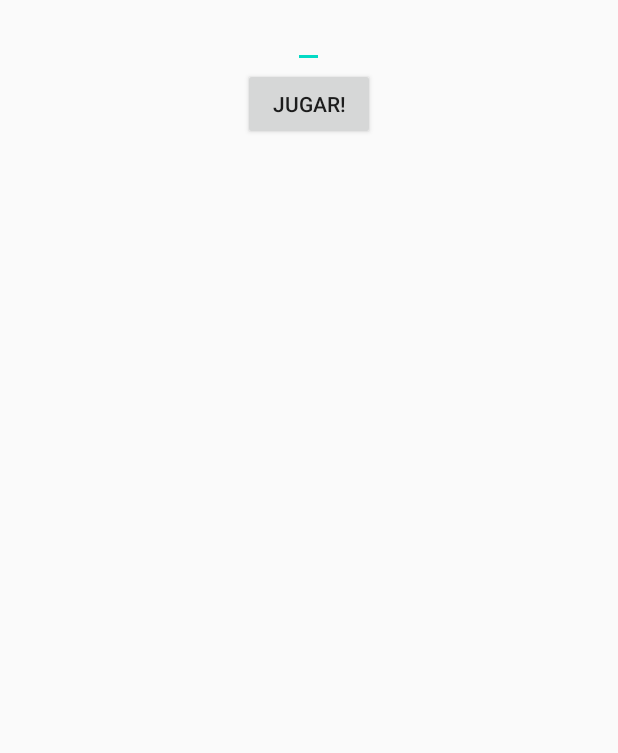
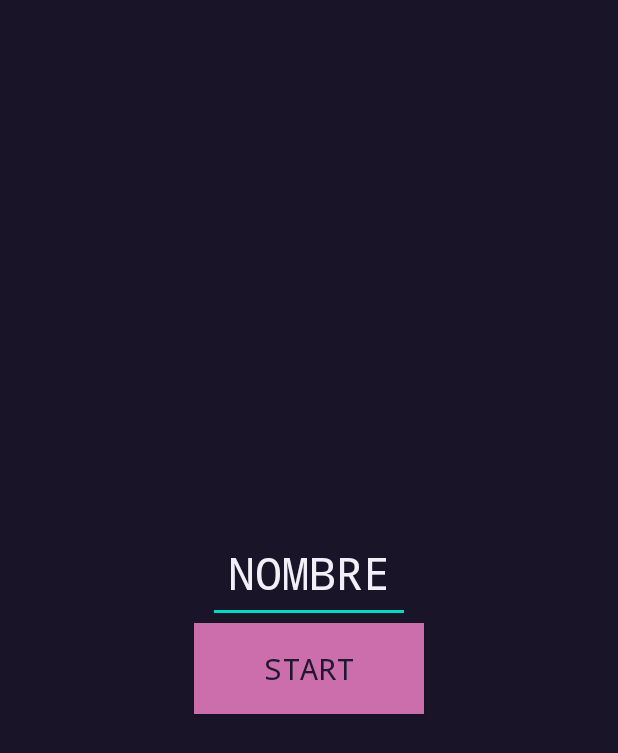
Before and after one commit to 1Woody/Tag_Game, an Android app: the screen it shows after launch (ChooseName), after a tap on "JUGAR", on a phone screen of 412 x 824 dp. Shown: the top 753 px of the screen. Run offline under Robolectric (Android 15) with nearby library versions, the phone set to English and light mode, and no system bars.

Commit message:
v1_alpha

```diff
--- a/app/src/main/java/com/example/tag_game/ChooseName.java
+++ b/app/src/main/java/com/example/tag_game/ChooseName.java
@@ -2,13 +2,16 @@ package com.example.tag_game;
 
 import android.content.DialogInterface;
 import android.content.Intent;
+import android.os.Build;
 import android.os.Bundle;
 import android.view.Gravity;
 import android.view.View;
 import android.widget.Button;
 import android.widget.EditText;
+import android.widget.FrameLayout;
 import android.widget.LinearLayout;
 
+import androidx.annotation.RequiresApi;
 import androidx.appcompat.app.AlertDialog;
 import androidx.appcompat.app.AppCompatActivity;
 
@@ -17,9 +20,19 @@ public class ChooseName extends AppCompatActivity {
     LinearLayout linlay;
     EditText textInput;
 
+    @RequiresApi(api = Build.VERSION_CODES.M)
     Button createButton(String text, final Intent intent){
         Button bt;
         bt=new Button(this);
+        bt.setTextAppearance(R.style.AppTheme);
+        FrameLayout.LayoutParams params = new FrameLayout.LayoutParams(FrameLayout.LayoutParams.WRAP_CONTENT,
+                FrameLayout.LayoutParams.WRAP_CONTENT,Gravity.CENTER_HORIZONTAL);
+        bt.setPadding(70,25,70,25);
+        params.setMargins(0, 100,0,0);
+        bt.setLayoutParams(params);
+        bt.setBackgroundColor(getResources().getColor(R.color.purple));
+        bt.setTextSize(20);
+        bt.setTextColor(getResources().getColor(R.color.dark_purple));
         bt.setText(text);
         bt.setOnClickListener(new View.OnClickListener() {
             @Override
@@ -36,16 +49,22 @@ public class ChooseName extends AppCompatActivity {
         return bt;
     }
 
+    @RequiresApi(api = Build.VERSION_CODES.P)
     @Override
     protected void onCreate(Bundle savedInstanceState) {
         super.onCreate(savedInstanceState);
-        //setContentView(R.layout.activity_main);
         linlay=new LinearLayout(this);
         textInput = new EditText(this);
+        textInput.setTextColor(getResources().getColor(R.color.white));
+        textInput.setTextSize(30);
+        textInput.setPadding(20, 20, 20, 20);
+        textInput.setHint("NOMBRE");
+        textInput.setHintTextColor(getResources().getColor(R.color.white));
+        linlay.setBackgroundColor(getResources().getColor(R.color.background));
         linlay.addView(textInput);
-        linlay.addView(createButton("JUGAR!",new Intent(this,ChooseTags.class)));
+        linlay.addView(createButton("Start",new Intent(this,ChooseTags.class)));
         linlay.setOrientation(LinearLayout.VERTICAL);
-        linlay.setGravity(Gravity.CENTER_HORIZONTAL);
+        linlay.setGravity(Gravity.CENTER);
         setContentView(linlay);
     }
 
--- a/app/src/main/java/com/example/tag_game/MainActivity.java
+++ b/app/src/main/java/com/example/tag_game/MainActivity.java
@@ -1,5 +1,6 @@
 package com.example.tag_game;
 
+import androidx.annotation.RequiresApi;
 import androidx.appcompat.app.AppCompatActivity;
 
 import android.annotation.SuppressLint;
@@ -11,10 +12,12 @@ import android.graphics.Canvas;
 import android.graphics.Color;
 import android.graphics.Paint;
 import android.graphics.Rect;
+import android.os.Build;
 import android.os.Bundle;
 import android.util.DisplayMetrics;
 import android.view.Gravity;
 import android.view.View;
+import android.view.ViewGroup;
 import android.widget.Button;
 import android.widget.FrameLayout;
 import android.widget.ImageView;
@@ -24,46 +27,40 @@ import android.widget.TextView;
 public class MainActivity extends AppCompatActivity {
 
     LinearLayout linlay;
-    TextView tv;
+    TextView tv_title;
     int width,height;
     ImageView imageview;
     Bitmap bitmap;
     Canvas canvas;
-    Bitmap bitmapstar;
+    Bitmap bitmapbg;
     Paint paint;
     FrameLayout fralay;
     Button boto;
 
     public void draw(){
-        canvas.drawBitmap(bitmapstar,
-                new Rect(0,0,bitmapstar.getWidth(),bitmapstar.getHeight()),
+        canvas.drawBitmap(bitmapbg,
+                new Rect(0,0,bitmapbg.getWidth(),bitmapbg.getHeight()),
                 new Rect((int)(0),(int)(0),width,height),paint);
 
     }
 
-    /*private class ButtonMenu{
-        Button bt;
-        public ButtonMenu(final String text, Context THIS){
-            bt = new Button(THIS);
-            bt.setText(text);
-            bt.setOnClickListener(new View.OnClickListener() {
-                @Override
-                public void onClick(View v) {
-                    Intent intent = null;
-                    if(text.equals("JUGAR")) intent = new Intent(MainActivity.this, ChooseName.class);
-                    else if (text.equals("OPCIONES")) intent = new Intent(MainActivity.this, ChooseName.class);
-                    else intent = new Intent(MainActivity.this, ChooseName.class);
-                    startActivity(intent);
-                }
-            });
-        }
-    }*/
-
+    @RequiresApi(api = Build.VERSION_CODES.M)
     @SuppressLint({"ResourceAsColor", "SetTextI18n"})
     @Override
     protected void onCreate(Bundle savedInstanceState) {
         super.onCreate(savedInstanceState);
         linlay = new LinearLayout(this);
+        tv_title = new TextView(this);
+        tv_title.setText("TAG GAME");
+        tv_title.setTextSize(60);
+        FrameLayout.LayoutParams para = new FrameLayout.LayoutParams(FrameLayout.LayoutParams.WRAP_CONTENT,
+                FrameLayout.LayoutParams.WRAP_CONTENT,Gravity.CENTER_HORIZONTAL);
+        para.setMargins(0, height+450,0,0);
+
+        tv_title.setLayoutParams(para);
+        tv_title.setTextColor(getResources().getColor(R.color.purple));
+        tv_title.setPadding(0,20,0,0);
+
         DisplayMetrics metrics=new DisplayMetrics();
         getWindowManager().getDefaultDisplay().getRealMetrics(metrics);
         width=metrics.widthPixels;
@@ -79,18 +76,20 @@ public class MainActivity extends AppCompatActivity {
         imageview.setImageBitmap(bitmap);
         canvas=new Canvas(bitmap);
         paint=new Paint();
-        bitmapstar= BitmapFactory.decodeResource(getResources(),R.drawable.tag);
+        bitmapbg= BitmapFactory.decodeResource(getResources(),R.drawable.downloadv2);
         draw();
         boto = new Button(this);
         boto.setText("JUGAR");
+        boto.setTextAppearance(R.style.AppTheme);
         FrameLayout.LayoutParams params = new FrameLayout.LayoutParams(FrameLayout.LayoutParams.WRAP_CONTENT,
                 FrameLayout.LayoutParams.WRAP_CONTENT,Gravity.CENTER_HORIZONTAL);
-        params.setMargins(0,height/3,0,0);
+        boto.setPadding(70,25,70,25);
+        params.setMargins(0, height-700,0,0);
         boto.setLayoutParams(params);
         //boto.setBackgroundColor(R.color.myyellow);
-        boto.setBackgroundColor(Color.YELLOW);
-        boto.setTextColor(Color.BLACK);
-        boto.setTextSize(60);
+        boto.setBackgroundColor(getResources().getColor(R.color.purple));
+        boto.setTextSize(27);
+        boto.setTextColor(getResources().getColor(R.color.dark_purple));
         boto.setOnClickListener(new View.OnClickListener() {
             @Override
             public void onClick(View v) {
@@ -99,22 +98,8 @@ public class MainActivity extends AppCompatActivity {
             }
         });
         fralay.addView(imageview);
+        fralay.addView(tv_title);
         fralay.addView(boto);
         setContentView(fralay);
-
-        /*
-        String[] gameoptions = {"JUGAR","OPCIONES","SALIR",};
-        linlay = new LinearLayout(this);
-        tv = new TextView(this);
-        tv.setText("ETIQUETAS");
-        tv.setTextSize(40);
-        linlay.addView(tv);
-        for(int i=0; i<3; i++){
-            linlay.addView((new ButtonMenu(gameoptions[i],this)).bt);
-        }
-        linlay.setOrientation(LinearLayout.VERTICAL);
-        linlay.setGravity(Gravity.CENTER_HORIZONTAL);
-        //setContentView(linlay);
-        setContentView(fralay);*/
     }
 }
--- a/app/src/main/res/values/colors.xml
+++ b/app/src/main/res/values/colors.xml
@@ -4,5 +4,11 @@
     <color name="colorPrimaryDark">#3700B3</color>
     <color name="colorAccent">#03DAC5</color>
     <color name="defaultButton">#D7D7D7</color>
-    <color name="myyellow">#FFF000</color>
+    <color name="purple">#CC6EAC</color>
+    <color name="dark_purple">#20182F</color>
+    <color name="background">#191428</color>
+    <color name="white">#F2EFF8</color>
+    <color name="selected">#3DDC84</color>
+    <color name="win">#644C80</color>
+
 </resources>
--- a/app/src/main/res/values/styles.xml
+++ b/app/src/main/res/values/styles.xml
@@ -5,6 +5,10 @@
         <item name="colorPrimary">@color/colorPrimary</item>
         <item name="colorPrimaryDark">@color/colorPrimaryDark</item>
         <item name="colorAccent">@color/colorAccent</item>
+        <item name="android:textStyle">normal</item>
+        <item name="android:fontFamily">monospace</item>
     </style>
 
+
+
 </resources>
```
Also changed, not shown: app/src/main/java/com/example/tag_game/ChooseTags.java (+71 -14 lines), app/src/main/res/drawable-v24/download.jpg (added), app/src/main/res/drawable-v24/downloadv2.jpg (added).
